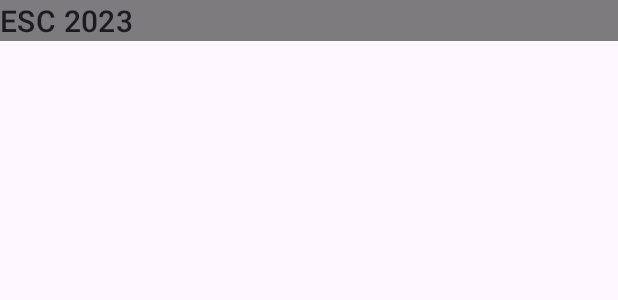
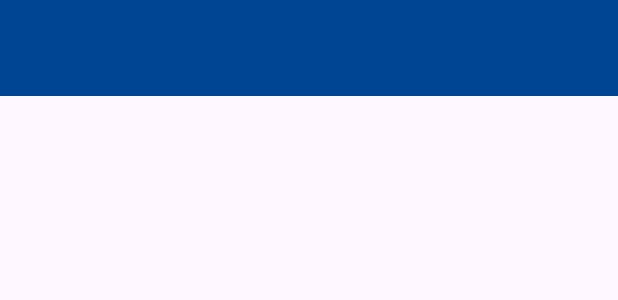
Before and after one commit to lkr0n/ESC2023, an Android app: the layout activity_main.xml on its own in the app's theme, with its tools: preview values and no code run, on a phone screen of 412 x 824 dp. Shown: the top 300 px of the screen. Run offline under Robolectric (Android 15) with nearby library versions, the phone set to English and light mode, and no system bars.

Commit message:
use a toolbar instead of a hacky textview
The toolbar has the color of the european blue.

```diff
--- a/app/src/main/java/de/louiskronberg/esc/MainActivity.kt
+++ b/app/src/main/java/de/louiskronberg/esc/MainActivity.kt
@@ -8,6 +8,7 @@ import android.util.Log
 import android.widget.TextView
 import androidx.activity.result.contract.ActivityResultContracts
 import androidx.appcompat.app.AppCompatActivity
+import androidx.appcompat.widget.Toolbar
 import androidx.recyclerview.widget.ItemTouchHelper
 import androidx.recyclerview.widget.RecyclerView
 import com.google.android.gms.auth.api.signin.GoogleSignIn
@@ -21,6 +22,8 @@ import kotlinx.coroutines.runBlocking
 
 
 class MainActivity : AppCompatActivity() {
+
+    private lateinit var toolbar: Toolbar
     override fun onCreate(savedInstanceState: Bundle?) {
         super.onCreate(savedInstanceState)
 
@@ -28,6 +31,12 @@ class MainActivity : AppCompatActivity() {
         // the layout directory. This also sets this view to be the content
         // of this activity
         setContentView(R.layout.activity_main)
+
+
+        toolbar = findViewById(R.id.toolbar)
+        toolbar.title = "ESC 2023"
+        setSupportActionBar(toolbar)
+
 
         val launcher =
             registerForActivityResult(ActivityResultContracts.StartActivityForResult()) {
@@ -151,12 +160,11 @@ class MainActivity : AppCompatActivity() {
     private suspend fun checkScore(idToken: String) {
         val recyclerView: RecyclerView = findViewById(R.id.recycler_view)
         val score = Api.getScore(recyclerView, getString(R.string.api_url), idToken)
-        val totalPoints: TextView = findViewById(R.id.total_points)
         val adapter: CountryAdapter = recyclerView.adapter as CountryAdapter
 
         if (score != null && adapter.getScore() == null) {
             runOnUiThread {
-                totalPoints.text = "Final Score: ${score.score}"
+                toolbar.title = "${toolbar.title} - ${score.score}"
                 adapter.setScore(score)
             }
         }
--- a/app/src/main/res/layout/activity_main.xml
+++ b/app/src/main/res/layout/activity_main.xml
@@ -4,27 +4,35 @@
     xmlns:tools="http://schemas.android.com/tools"
     android:layout_width="match_parent"
     android:layout_height="match_parent"
+    app:layout_behavior="@string/appbar_scrolling_view_behavior"
     tools:context=".MainActivity">
 
-    <TextView
-        android:id="@+id/total_points"
+    <androidx.appcompat.widget.Toolbar
+        android:id="@+id/toolbar"
         android:layout_width="match_parent"
-        android:layout_height="wrap_content"
-        android:textAppearance="?attr/textAppearanceHeadline6"
-        android:text="@string/esc_2023"
-        android:background="@color/translucent_black"
+        android:layout_height="?attr/actionBarSize"
+        android:elevation="4dp"
+        android:background="@color/euBlue"
+        android:theme="@style/ThemeOverlay.AppCompat.Dark.ActionBar"
+        app:popupTheme="@style/ThemeOverlay.AppCompat.Light"
         app:layout_constraintEnd_toEndOf="parent"
         app:layout_constraintStart_toStartOf="parent"
-        app:layout_constraintTop_toTopOf="parent" />
+        app:layout_constraintTop_toTopOf="parent"/>
+
 
     <androidx.recyclerview.widget.RecyclerView
         android:id="@+id/recycler_view"
-        android:layout_width="0dp"
+        android:layout_width="match_parent"
         android:layout_height="wrap_content"
+        android:clipToPadding="false"
+        android:paddingTop="40dp"
+        android:paddingBottom="40dp"
         app:layoutManager="LinearLayoutManager"
+        app:layout_constraintBottom_toBottomOf="parent"
         app:layout_constraintEnd_toEndOf="parent"
-        app:layout_constraintStart_toStartOf="parent"
-        app:layout_constraintTop_toBottomOf="@+id/total_points" />
+        app:layout_constraintStart_toStartOf="@+id/toolbar"
+        app:layout_constraintTop_toBottomOf="@+id/toolbar"
+ />
 
 
 </androidx.constraintlayout.widget.ConstraintLayout>
--- a/app/src/main/res/values/colors.xml
+++ b/app/src/main/res/values/colors.xml
@@ -3,4 +3,5 @@
     <color name="black">#FF000000</color>
     <color name="white">#FFFFFFFF</color>
     <color name="translucent_black"> #80000000 </color>
+    <color name="euBlue">#004494</color>
 </resources>
```
